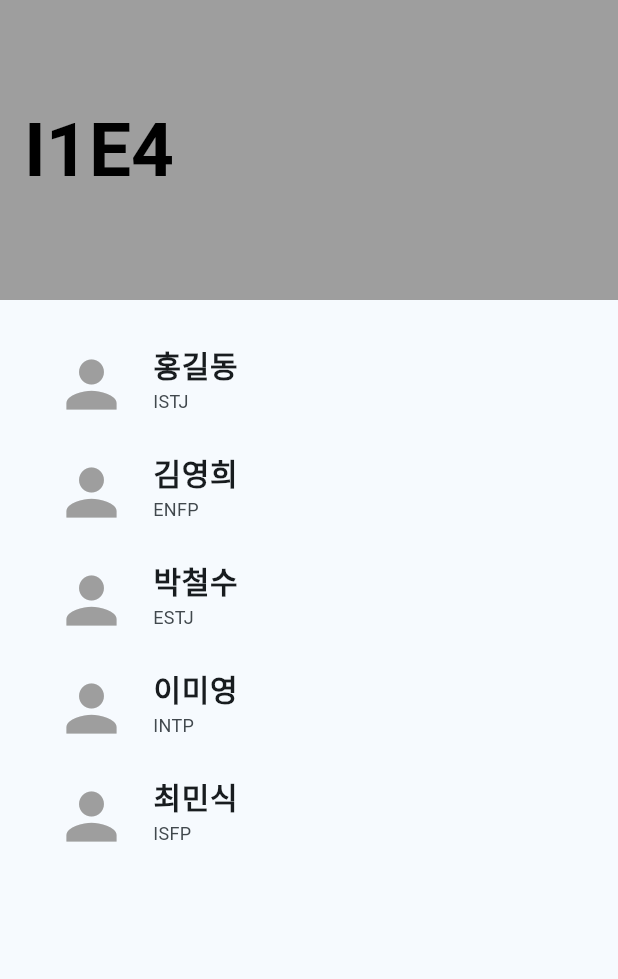
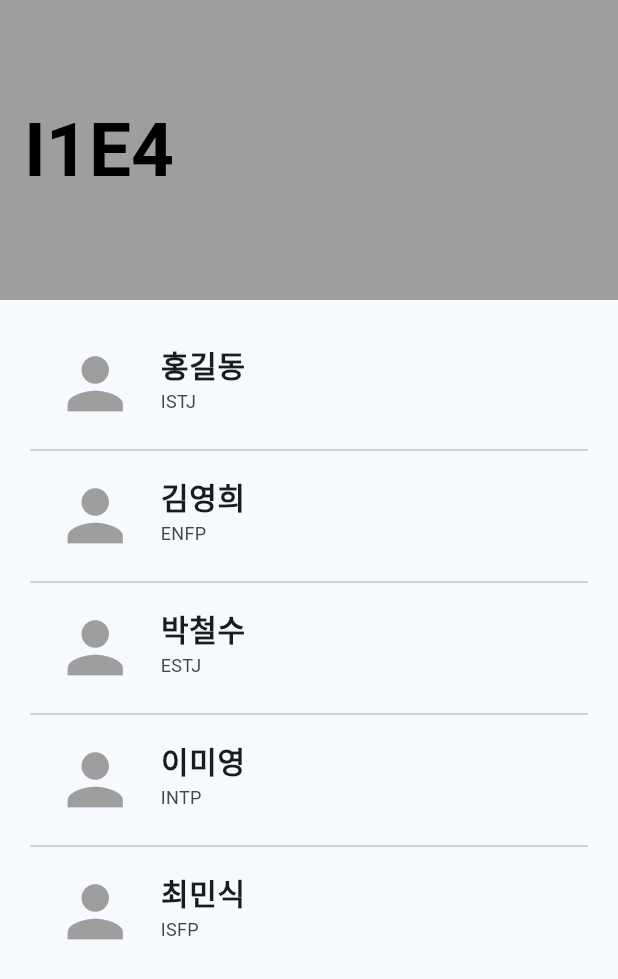
Before and after one commit to alexcho617/helloIOneEFour, a Flutter app: the screen it shows after launch, on a phone screen of 412 x 824 dp. Shown: the top 979 px of the screen. Run offline on Flutter 3.47's test engine with Material 2 defaults, Android fonts, the phone set to English and light mode, and no system bars.

Commit message:
ListView를 분리하여 Divider로 구분지음

```diff
--- a/lib/pages/listPage.dart
+++ b/lib/pages/listPage.dart
@@ -24,7 +24,7 @@ class ListPage extends StatelessWidget {
         backgroundColor: Colors.grey,
         toolbarHeight: 200,
       ),
-      body: ListView.builder(
+      body: ListView.separated(
         padding: const EdgeInsets.all(20.0),
         itemCount: teamMembers.length,
         itemBuilder: (context, index) {
@@ -52,13 +52,16 @@ class ListPage extends StatelessWidget {
                   Icon(
                     Icons.person,
                     color: Colors.grey[500],
-                    size: 50,
+                    size: 55,
                   ),
                 ],
               ),
             ),
           );
         },
+        separatorBuilder: (BuildContext context, int index) {
+          return Divider();
+        },
       ),
     );
   }
```
